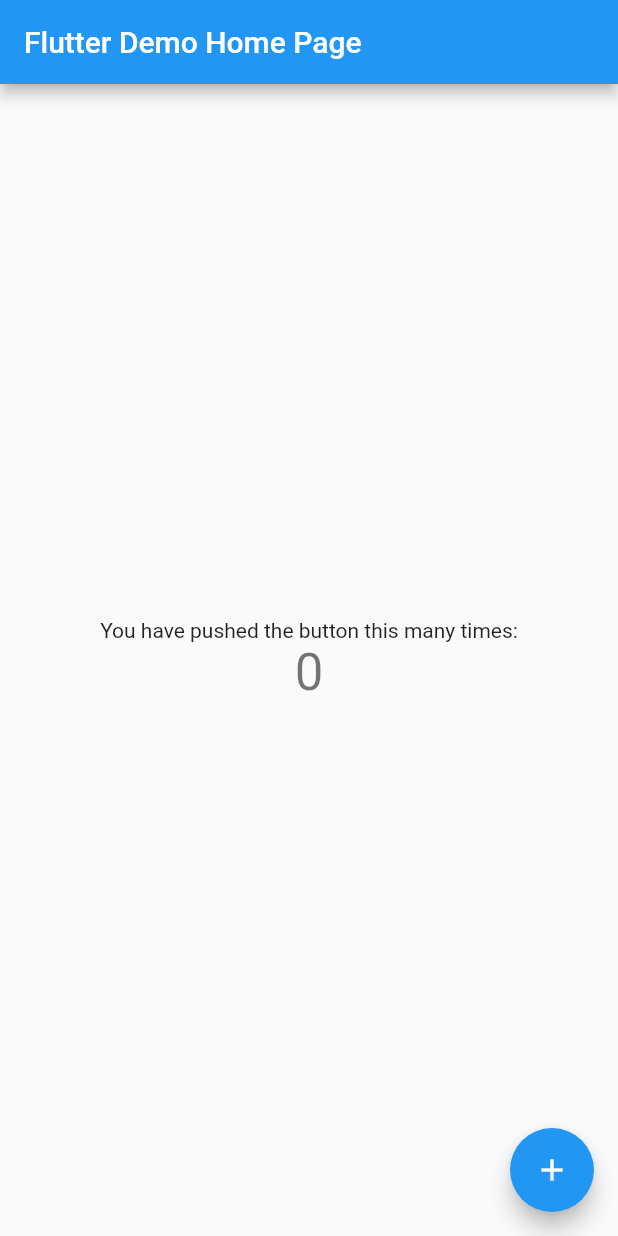
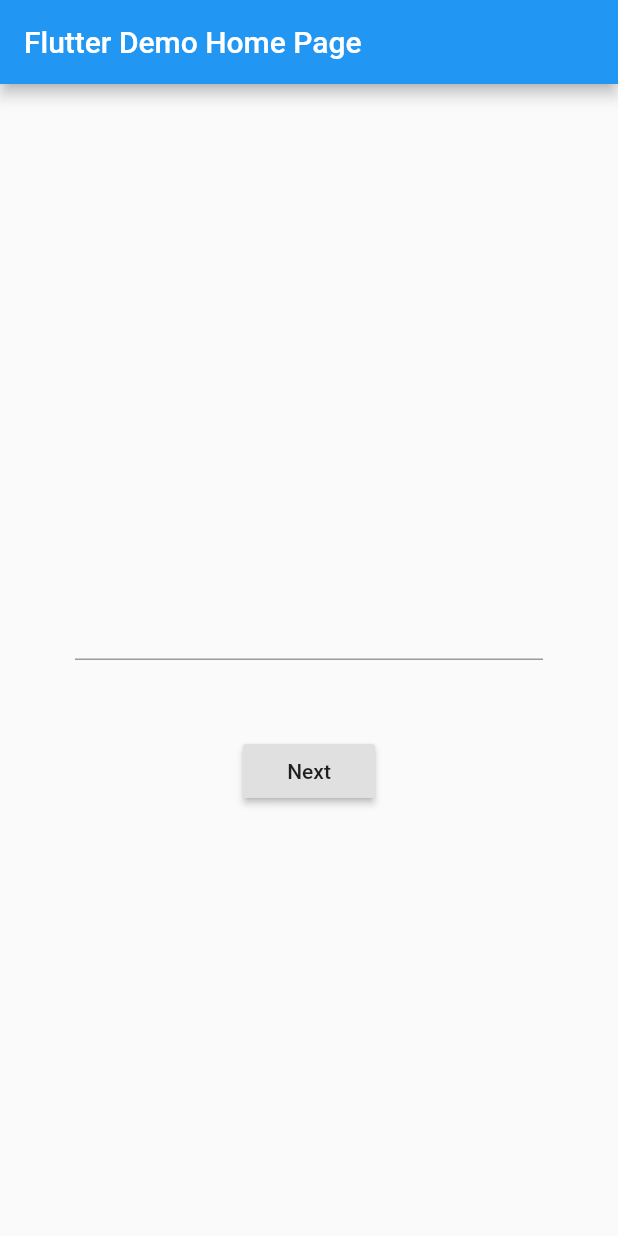
Before and after one commit to gassi4731/flutter_qr, a Flutter app: the screen it shows after launch, on a phone screen of 412 x 824 dp. Run offline on Flutter 3.47's test engine with Material 2 defaults, Android fonts, the phone set to English and light mode, and no system bars; our stand-ins replace qr_flutter.

Commit message:
✅QRコード生成完成

```diff
--- a/lib/main.dart
+++ b/lib/main.dart
@@ -1,4 +1,5 @@
 import 'package:flutter/material.dart';
+import 'package:qr_flutter/qr_flutter.dart';
 
 void main() {
   runApp(MyApp());
@@ -11,19 +12,7 @@ class MyApp extends StatelessWidget {
     return MaterialApp(
       title: 'Flutter Demo',
       theme: ThemeData(
-        // This is the theme of your application.
-        //
-        // Try running your application with "flutter run". You'll see the
-        // application has a blue toolbar. Then, without quitting the app, try
-        // changing the primarySwatch below to Colors.green and then invoke
-        // "hot reload" (press "r" in the console where you ran "flutter run",
-        // or simply save your changes to "hot reload" in a Flutter IDE).
-        // Notice that the counter didn't reset back to zero; the application
-        // is not restarted.
         primarySwatch: Colors.blue,
-        // This makes the visual density adapt to the platform that you run
-        // the app on. For desktop platforms, the controls will be smaller and
-        // closer together (more dense) than on mobile platforms.
         visualDensity: VisualDensity.adaptivePlatformDensity,
       ),
       home: MyHomePage(title: 'Flutter Demo Home Page'),
@@ -33,16 +22,6 @@ class MyApp extends StatelessWidget {
 
 class MyHomePage extends StatefulWidget {
   MyHomePage({Key key, this.title}) : super(key: key);
-
-  // This widget is the home page of your application. It is stateful, meaning
-  // that it has a State object (defined below) that contains fields that affect
-  // how it looks.
-
-  // This class is the configuration for the state. It holds the values (in this
-  // case the title) provided by the parent (in this case the App widget) and
-  // used by the build method of the State. Fields in a Widget subclass are
-  // always marked "final".
-
   final String title;
 
   @override
@@ -50,68 +29,73 @@ class MyHomePage extends StatefulWidget {
 }
 
 class _MyHomePageState extends State<MyHomePage> {
-  int _counter = 0;
-
-  void _incrementCounter() {
-    setState(() {
-      // This call to setState tells the Flutter framework that something has
-      // changed in this State, which causes it to rerun the build method below
-      // so that the display can reflect the updated values. If we changed
-      // _counter without calling setState(), then the build method would not be
-      // called again, and so nothing would appear to happen.
-      _counter++;
-    });
-  }
+  final TextEditingController _textEditingController = TextEditingController();
 
   @override
   Widget build(BuildContext context) {
-    // This method is rerun every time setState is called, for instance as done
-    // by the _incrementCounter method above.
-    //
-    // The Flutter framework has been optimized to make rerunning build methods
-    // fast, so that you can just rebuild anything that needs updating rather
-    // than having to individually change instances of widgets.
     return Scaffold(
       appBar: AppBar(
-        // Here we take the value from the MyHomePage object that was created by
-        // the App.build method, and use it to set our appbar title.
         title: Text(widget.title),
       ),
       body: Center(
-        // Center is a layout widget. It takes a single child and positions it
-        // in the middle of the parent.
         child: Column(
-          // Column is also a layout widget. It takes a list of children and
-          // arranges them vertically. By default, it sizes itself to fit its
-          // children horizontally, and tries to be as tall as its parent.
-          //
-          // Invoke "debug painting" (press "p" in the console, choose the
-          // "Toggle Debug Paint" action from the Flutter Inspector in Android
-          // Studio, or the "Toggle Debug Paint" command in Visual Studio Code)
-          // to see the wireframe for each widget.
-          //
-          // Column has various properties to control how it sizes itself and
-          // how it positions its children. Here we use mainAxisAlignment to
-          // center the children vertically; the main axis here is the vertical
-          // axis because Columns are vertical (the cross axis would be
-          // horizontal).
           mainAxisAlignment: MainAxisAlignment.center,
           children: <Widget>[
-            Text(
-              'You have pushed the button this many times:',
+            Container(
+              padding: const EdgeInsets.all(50.0),
+              child: Column(
+                children: <Widget>[
+                  new TextField(
+                    enabled: true,
+                    obscureText: false,
+                    controller: _textEditingController,
+                  ),
+                ],
+              ),
             ),
-            Text(
-              '$_counter',
-              style: Theme.of(context).textTheme.headline4,
+            RaisedButton(
+              child: Text('Next'),
+              onPressed: () {
+                Navigator.of(context).push(
+                  MaterialPageRoute(
+                    builder: (context) {
+                      return QrcodeGenerate(_textEditingController.text);
+                    },
+                  ),
+                );
+                _textEditingController.text = '';
+              },
             ),
           ],
         ),
       ),
-      floatingActionButton: FloatingActionButton(
-        onPressed: _incrementCounter,
-        tooltip: 'Increment',
-        child: Icon(Icons.add),
-      ), // This trailing comma makes auto-formatting nicer for build methods.
     );
   }
 }
+
+class QrcodeGenerate extends StatelessWidget {
+  const QrcodeGenerate(this.data);
+  final String data;
+
+  @override
+  Widget build(BuildContext context) {
+    return Scaffold(
+      appBar: AppBar(
+        title: Text('Qrcode Generate'),
+      ),
+      body: Center(
+        child: Column(
+          mainAxisAlignment: MainAxisAlignment.center,
+          children: [
+            QrImage(
+              data: data,
+              version: QrVersions.auto,
+              size: 200,
+            ),
+            Text(data, textAlign: TextAlign.center)
+          ],
+        ),
+      ),
+    );
+  }
+}
```
Also changed, not shown: pubspec.yaml (+3 -57 lines), pubspec.lock.
